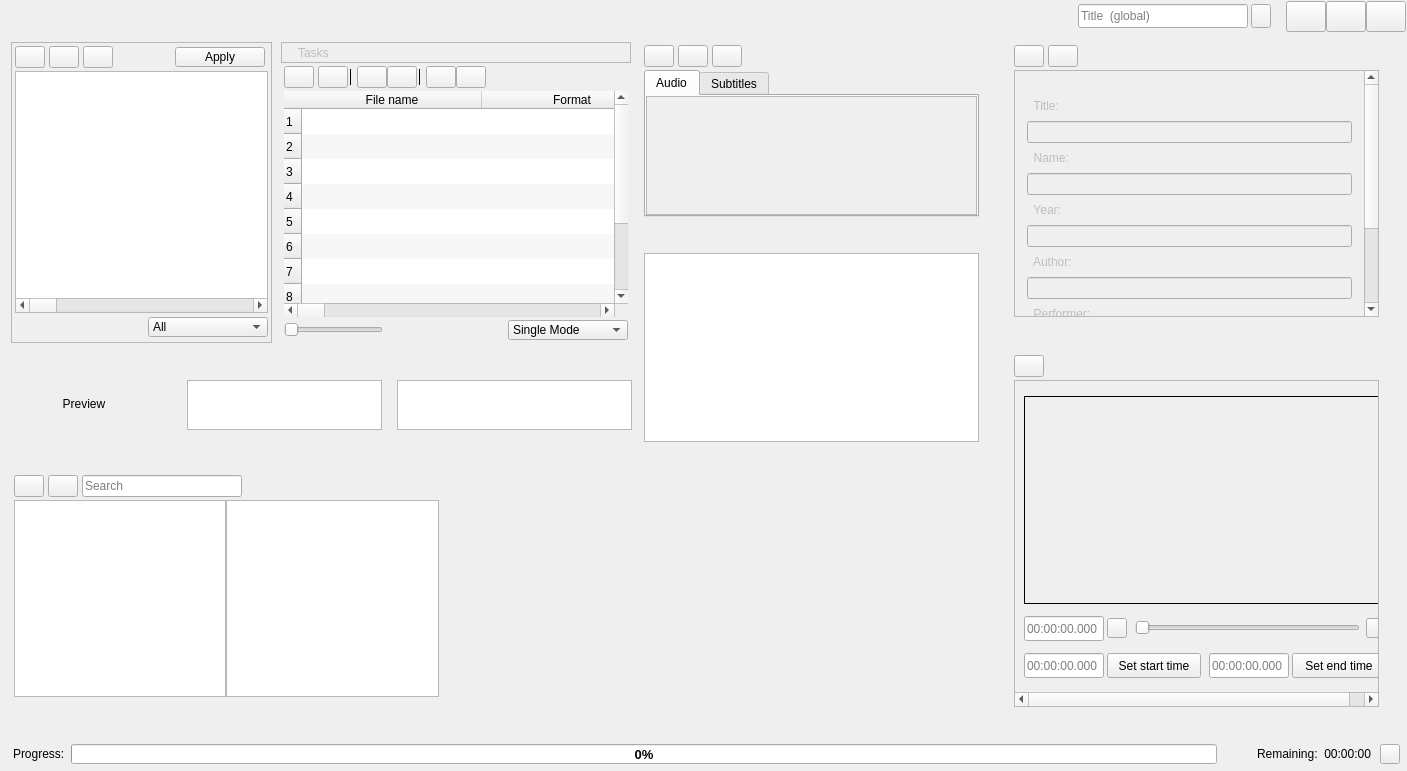
Old version of the form app/mainwindow.ui in the repository CineEncoder/cine-encoder.
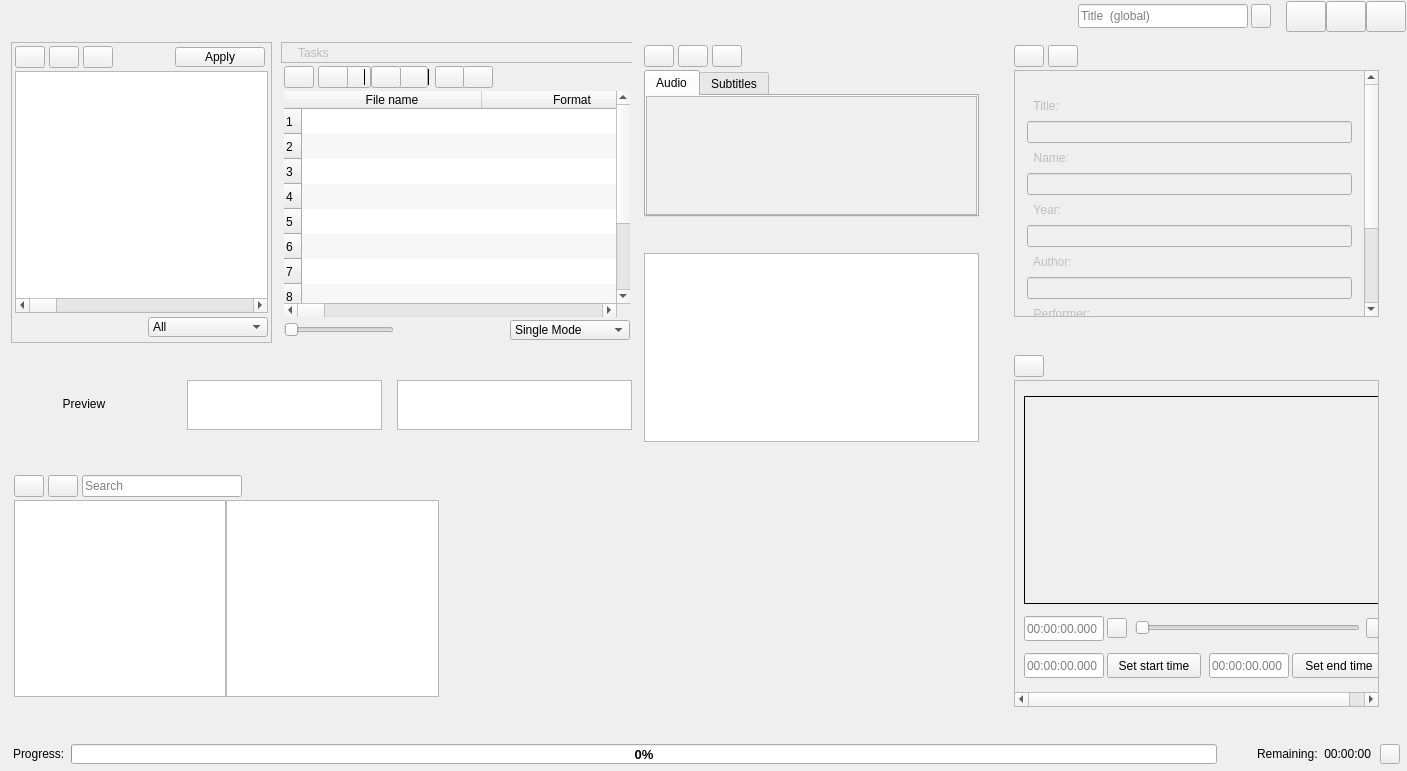
New version of the form. Icons and pictures are not drawn. Custom widgets are drawn as their Qt base class.

Patch:
```diff
--- a/app/mainwindow.ui
+++ b/app/mainwindow.ui
@@ -2723,6 +2723,43 @@
                  </column>
                 </widget>
                </item>
+               <item row="2" column="5">
+                <widget class="QPushButton" name="removeAllFiles">
+                 <property name="enabled">
+                  <bool>true</bool>
+                 </property>
+                 <property name="sizePolicy">
+                  <sizepolicy hsizetype="Fixed" vsizetype="Fixed">
+                   <horstretch>0</horstretch>
+                   <verstretch>0</verstretch>
+                  </sizepolicy>
+                 </property>
+                 <property name="minimumSize">
+                  <size>
+                   <width>30</width>
+                   <height>22</height>
+                  </size>
+                 </property>
+                 <property name="maximumSize">
+                  <size>
+                   <width>30</width>
+                   <height>22</height>
+                  </size>
+                 </property>
+                 <property name="toolTip">
+                  <string>Clear the list</string>
+                 </property>
+                 <property name="text">
+                  <string/>
+                 </property>
+                 <property name="default">
+                  <bool>false</bool>
+                 </property>
+                 <property name="flat">
+                  <bool>false</bool>
+                 </property>
+                </widget>
+               </item>
                <item row="2" column="4">
                 <widget class="QPushButton" name="removeFile">
                  <property name="enabled">
```
